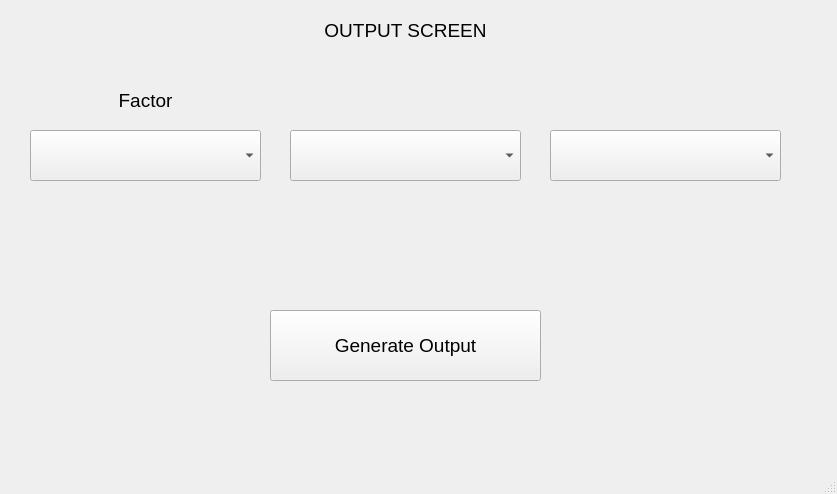
First picture: the form in ui_files/output_drop_down_screen.ui, repository yorozuya-2003/institutional_benchmarking_model, before the edit.
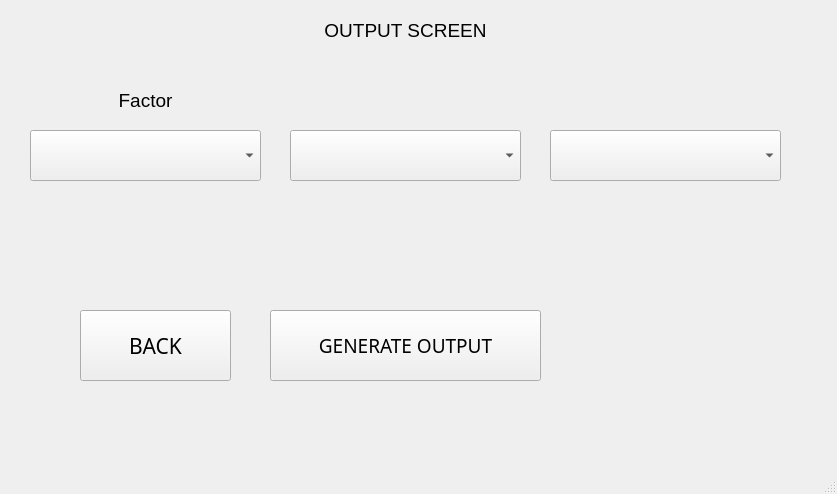
Second picture: the form after the edit.

Commit message: Added back button, Fixed minor bugs

The edit to the form file:
```diff
--- a/ui_files/output_drop_down_screen.ui
+++ b/ui_files/output_drop_down_screen.ui
@@ -112,11 +112,12 @@
     </property>
     <property name="font">
      <font>
+      <family>Corbel Light</family>
       <pointsize>14</pointsize>
      </font>
     </property>
     <property name="text">
-     <string>Generate Output</string>
+     <string>GENERATE OUTPUT</string>
     </property>
    </widget>
    <widget class="QLabel" name="paramLabel1">
@@ -182,6 +183,25 @@
      <set>Qt::AlignCenter</set>
     </property>
    </widget>
+   <widget class="QPushButton" name="backButton">
+    <property name="geometry">
+     <rect>
+      <x>80</x>
+      <y>310</y>
+      <width>151</width>
+      <height>71</height>
+     </rect>
+    </property>
+    <property name="font">
+     <font>
+      <family>Corbel Light</family>
+      <pointsize>16</pointsize>
+     </font>
+    </property>
+    <property name="text">
+     <string>BACK</string>
+    </property>
+   </widget>
   </widget>
   <widget class="QMenuBar" name="menubar">
    <property name="geometry">
```
The commit also changes 15 other files.
